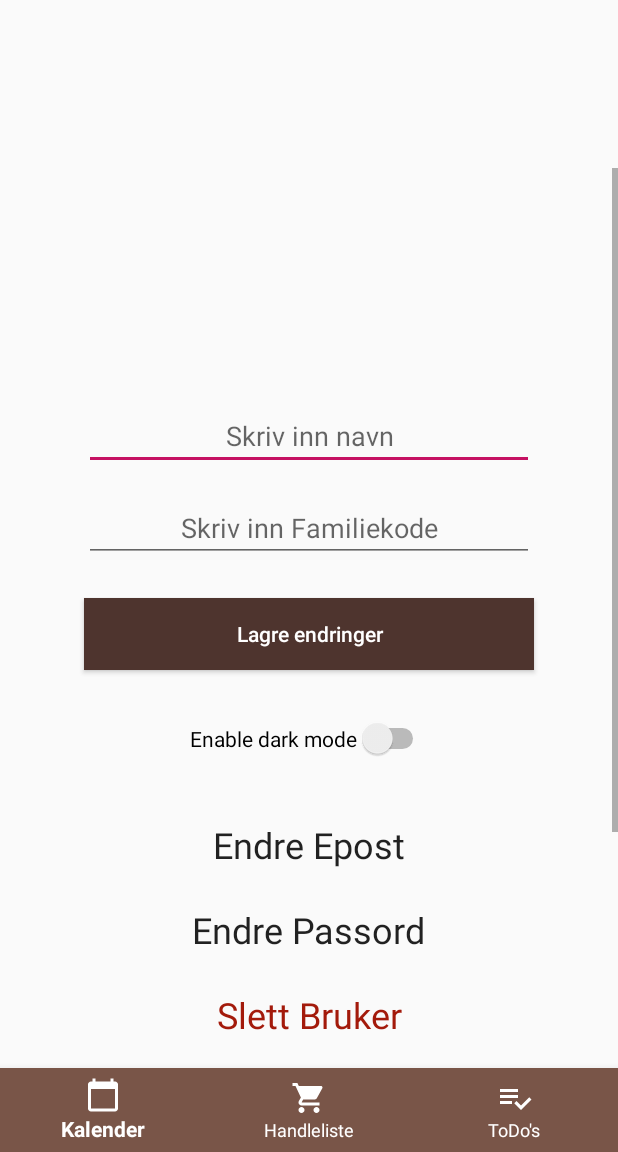
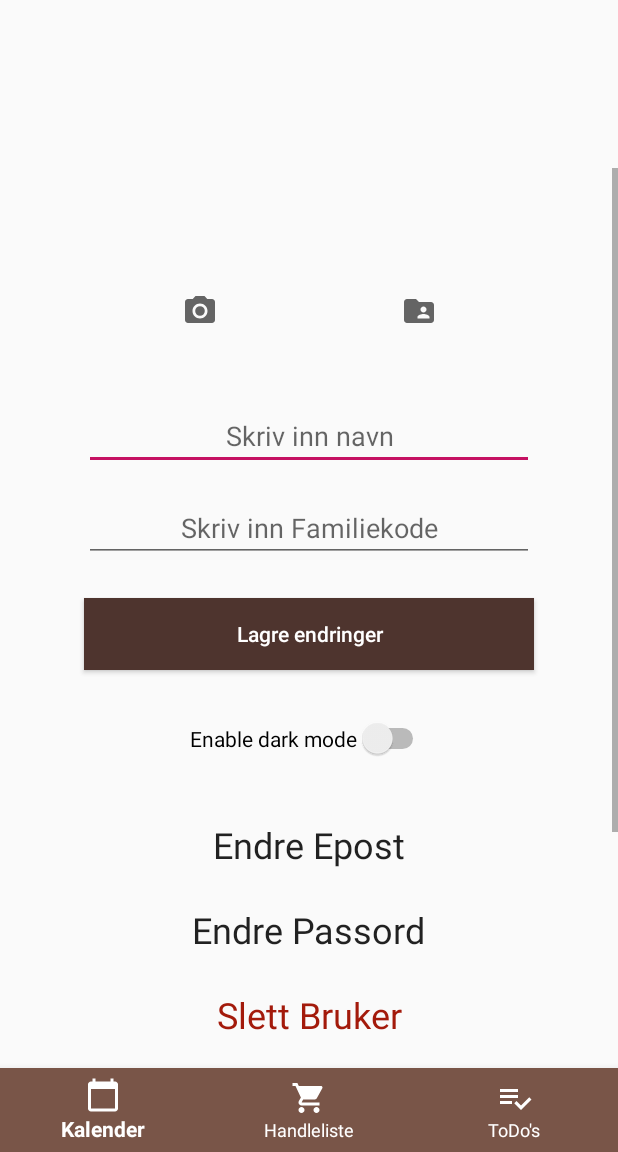
Before and after one commit to Snailey/FamilyPlaner, an Android app: the screen it shows after launch once a user with an empty profile is signed in (MainActivity), after a tap on "Innstillinger", on a phone screen of 412 x 824 dp, the part 84-1236 px from its top. Run offline under Robolectric (Android 15) with nearby library versions, the phone set to English and light mode, and no system bars; our stand-ins replace Firebase (no records; nobody signed in at launch, a user with empty details on screens opened directly); pictures from the network do not load; 8 statements that could not run were skipped; 1 other tap on this screen came first.

Commit message:
camera working

```diff
--- a/app/src/main/AndroidManifest.xml
+++ b/app/src/main/AndroidManifest.xml
@@ -5,6 +5,7 @@
     <uses-permission android:name="android.permission.INTERNET" />
     <uses-permission android:name="android.permission.CAMERA"/>
     <uses-permission android:name="android.permission.READ_EXTERNAL_STORAGE"/>
+    <uses-permission android:name="android.permission.WRITE_EXTERNAL_STORAGE"/>
 
     <application
         android:allowBackup="true"
--- a/app/src/main/java/no/hiof/snailey/familyplaner/data/Constants.kt
+++ b/app/src/main/java/no/hiof/snailey/familyplaner/data/Constants.kt
@@ -4,3 +4,6 @@ const val NODE_TODOS = "todos"
 const val NODE_SHOPPING = "shopping"
 const val NODE_CALENDAR = "calendar"
 const val NODE_USER = "user"
+const val CHOSE_PICTURE = 101
+const val TAKE_PICTURE = 102
+const val ASK_PERMISSION = 103
--- a/app/src/main/java/no/hiof/snailey/familyplaner/ui/auth/RegisterActivity.kt
+++ b/app/src/main/java/no/hiof/snailey/familyplaner/ui/auth/RegisterActivity.kt
@@ -98,7 +98,7 @@ class RegisterActivity : AppCompatActivity() {
         val name = text_name?.text.toString().trim()
         val email = SignUpMail?.text.toString().trim()
         val family = text_family?.text.toString().trim()
-        val picture = "https://firebasestorage.googleapis.com/v0/b/familyplaner-3842b.appspot.com/o/profil.jpg?alt=media&token=7e169bd0-8a23-40c2-bb39-23e0ec89c99b"
+        val picture = "https://firebasestorage.googleapis.com/v0/b/familyplaner-3842b.appspot.com/o/profile.jpg?alt=media&token=91495986-b255-46b0-be3a-43cb0c115223"
 
         val user = auth?.currentUser
         val Uid = user!!.uid
--- /dev/null
+++ b/app/src/main/res/drawable/ic_camera.xml
@@ -0,0 +1,13 @@
+<vector xmlns:android="http://schemas.android.com/apk/res/android"
+    android:width="24dp"
+    android:height="24dp"
+    android:viewportWidth="24"
+    android:viewportHeight="24"
+    android:tint="?attr/colorControlNormal">
+  <path
+      android:fillColor="@android:color/white"
+      android:pathData="M12,12m-3.2,0a3.2,3.2 0,1 1,6.4 0a3.2,3.2 0,1 1,-6.4 0"/>
+  <path
+      android:fillColor="@android:color/white"
+      android:pathData="M9,2L7.17,4L4,4c-1.1,0 -2,0.9 -2,2v12c0,1.1 0.9,2 2,2h16c1.1,0 2,-0.9 2,-2L22,6c0,-1.1 -0.9,-2 -2,-2h-3.17L15,2L9,2zM12,17c-2.76,0 -5,-2.24 -5,-5s2.24,-5 5,-5 5,2.24 5,5 -2.24,5 -5,5z"/>
+</vector>
--- /dev/null
+++ b/app/src/main/res/drawable/ic_folder.xml
@@ -0,0 +1,10 @@
+<vector xmlns:android="http://schemas.android.com/apk/res/android"
+    android:width="24dp"
+    android:height="24dp"
+    android:viewportWidth="24"
+    android:viewportHeight="24"
+    android:tint="?attr/colorControlNormal">
+  <path
+      android:fillColor="@android:color/white"
+      android:pathData="M20,6h-8l-2,-2L4,4c-1.1,0 -1.99,0.9 -1.99,2L2,18c0,1.1 0.9,2 2,2h16c1.1,0 2,-0.9 2,-2L22,8c0,-1.1 -0.9,-2 -2,-2zM15,9c1.1,0 2,0.9 2,2s-0.9,2 -2,2 -2,-0.9 -2,-2 0.9,-2 2,-2zM19,17h-8v-1c0,-1.33 2.67,-2 4,-2s4,0.67 4,2v1z"/>
+</vector>
--- a/app/src/main/res/layout/fragment_profile.xml
+++ b/app/src/main/res/layout/fragment_profile.xml
@@ -9,6 +9,7 @@
         android:layout_width="match_parent"
         android:layout_height="wrap_content"
         tools:context=".ui.profile.ProfileFragment">
+
         <ImageView
             android:id="@+id/image_view"
             android:layout_width="90dp"
@@ -113,5 +114,25 @@
             app:layout_constraintStart_toStartOf="parent"
             app:layout_constraintTop_toBottomOf="@+id/button_save"
             tools:ignore="UseSwitchCompatOrMaterialXml" />
+
+        <ImageView
+            android:id="@+id/btn_take_photo"
+            android:layout_width="wrap_content"
+            android:layout_height="wrap_content"
+            android:layout_marginEnd="16dp"
+            app:layout_constraintBottom_toBottomOf="@+id/image_view"
+            app:layout_constraintEnd_toStartOf="@+id/image_view"
+            app:layout_constraintTop_toTopOf="@+id/image_view"
+            app:srcCompat="@drawable/ic_camera" />
+
+        <ImageView
+            android:id="@+id/btn_chose_picture"
+            android:layout_width="wrap_content"
+            android:layout_height="wrap_content"
+            android:layout_marginStart="16dp"
+            app:layout_constraintBottom_toBottomOf="@+id/image_view"
+            app:layout_constraintStart_toEndOf="@+id/image_view"
+            app:layout_constraintTop_toTopOf="@+id/image_view"
+            app:srcCompat="@drawable/ic_folder" />
     </androidx.constraintlayout.widget.ConstraintLayout>
 </ScrollView>
```
Also changed, not shown: app/src/main/java/no/hiof/snailey/familyplaner/ui/profile/ProfileFragment.kt (+27 -37 lines), app/src/main/java/no/hiof/snailey/familyplaner/ui/todo/ToDosViewModel.kt (+10 -10 lines).
